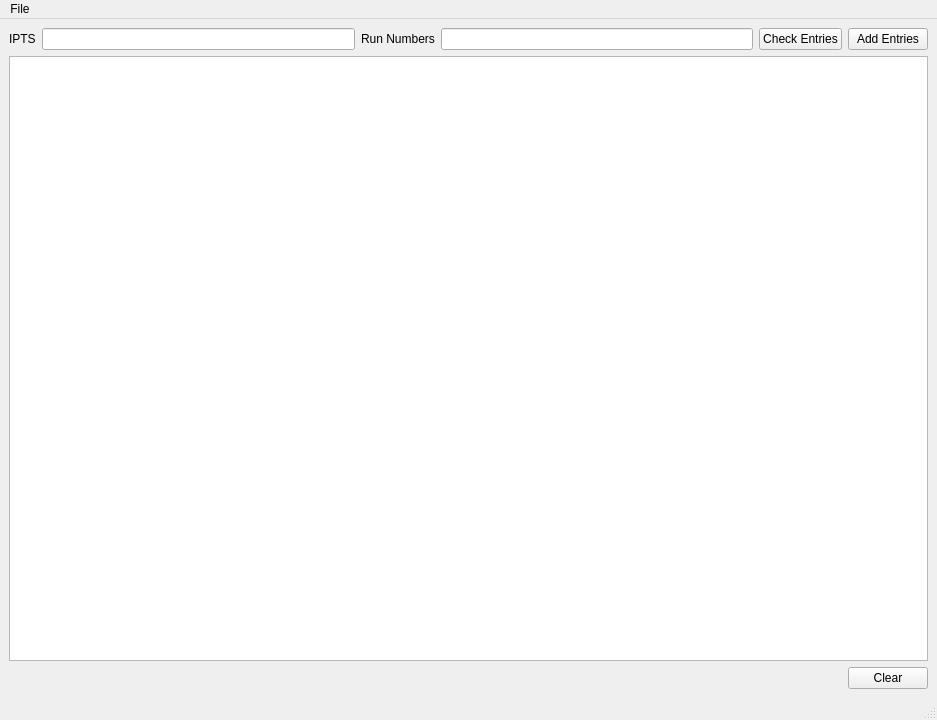
Before: the Qt Designer form src/interface/gui/ui_ExperimentRecord.ui in neutrons/PyVDrive, drawn with Qt 5.
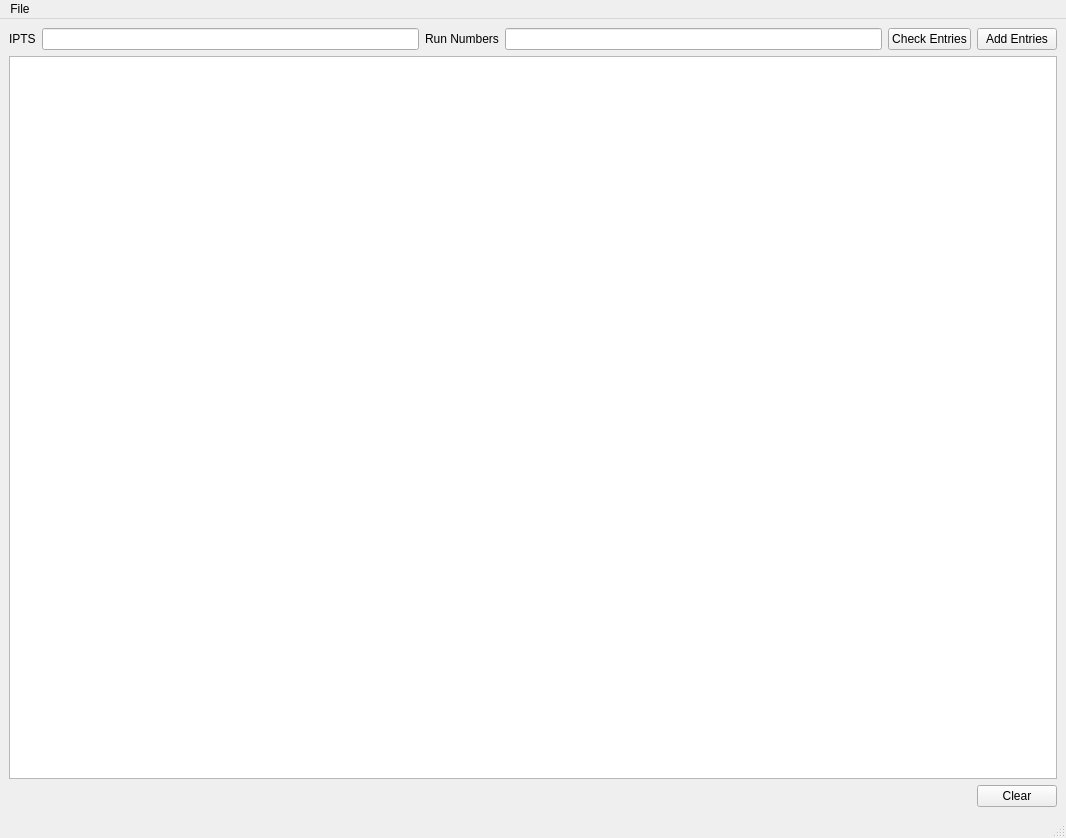
After: the same form once the commit is applied. Custom widgets are drawn as their Qt base class.

```diff
--- a/src/interface/gui/ui_ExperimentRecord.ui
+++ b/src/interface/gui/ui_ExperimentRecord.ui
@@ -6,8 +6,8 @@
    <rect>
     <x>0</x>
     <y>0</y>
-    <width>937</width>
-    <height>720</height>
+    <width>1066</width>
+    <height>838</height>
    </rect>
   </property>
   <property name="windowTitle">
@@ -72,8 +72,8 @@
     <rect>
      <x>0</x>
      <y>0</y>
-     <width>937</width>
-     <height>22</height>
+     <width>1066</width>
+     <height>25</height>
     </rect>
    </property>
    <widget class="QMenu" name="menuFile">
@@ -91,6 +91,13 @@
    </property>
   </action>
  </widget>
+ <customwidgets>
+  <customwidget>
+   <class>ExperimentRecordTable</class>
+   <extends>QTableWidget</extends>
+   <header>vdrivetablewidgets</header>
+  </customwidget>
+ </customwidgets>
  <resources/>
  <connections/>
 </ui>
```
Left out of the diff: 2 changed lines with no effect on the pictures.
